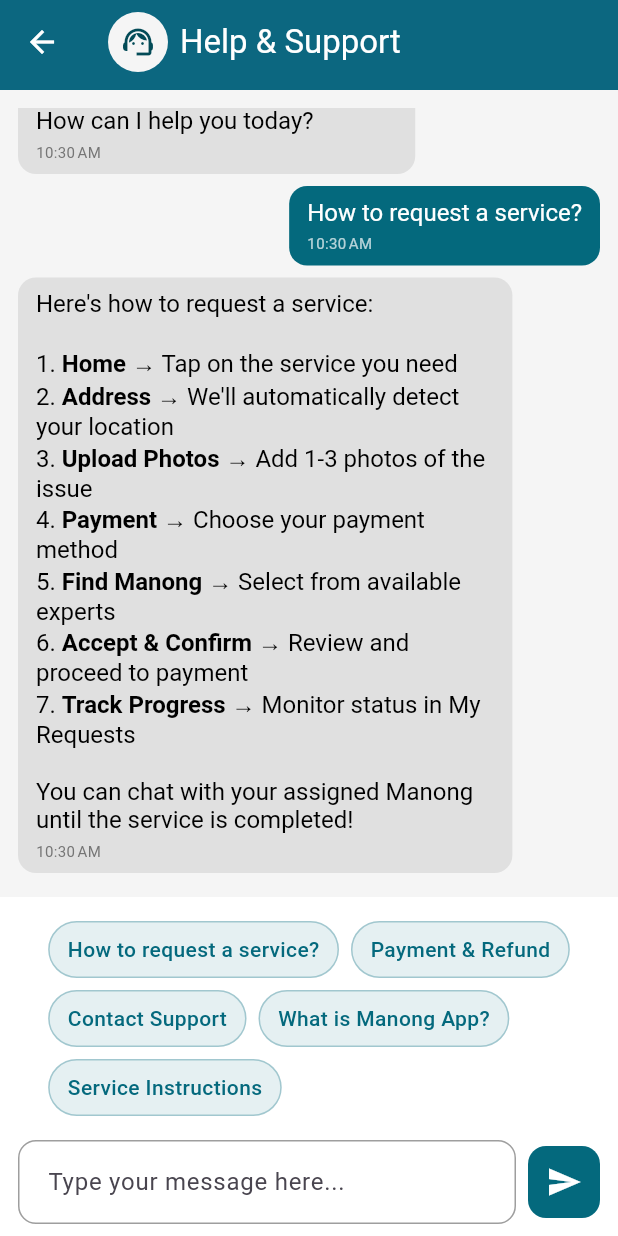
After one commit to manongapplication/manong_application, a Flutter app: the HelpAndSupportScreen screen opened by its route, after a tap on "How to request a service?", on a phone screen of 412 x 824 dp. The commit adds this screen. Run offline on Flutter 3.47's test engine with Material 3 defaults, Android fonts, the phone set to English and light mode, and no system bars; our stand-ins replace app_links, device_info_plus, dotted_border, firebase_auth, firebase_core, firebase_messaging and 16 more; missing offline and left inert: flutter_pin_code_fields, flutter_polyline_points, iconify_design; accounts and stored records are empty; network calls fail.

Commit message:
Support chat

```diff
--- a/lib/main.dart
+++ b/lib/main.dart
@@ -39,6 +39,7 @@ import 'package:manong_application/screens/main_screen.dart';
 import 'package:manong_application/screens/onboarding_screen.dart';
 import 'package:manong_application/screens/profile/complete_profile_screen.dart';
 import 'package:manong_application/screens/profile/edit_profile.dart';
+import 'package:manong_application/screens/profile/help_and_support_screen.dart';
 import 'package:manong_application/screens/profile/notification_settings_screen.dart';
 import 'package:manong_application/screens/service_requests/chat_manong_screen.dart';
 import 'package:manong_application/screens/service_requests/route_tracking_screen.dart';
@@ -507,6 +508,8 @@ class MyApp extends StatelessWidget {
             return MaterialPageRoute(builder: (_) => UserNotificationScreen());
           case '/complete-profile':
             return MaterialPageRoute(builder: (_) => CompleteProfileScreen());
+          case '/help-and-support':
+            return MaterialPageRoute(builder: (_) => HelpAndSupportScreen());
         }
         return null;
       },
--- /dev/null
+++ b/lib/models/chat_message.dart
@@ -0,0 +1,17 @@
+class ChatMessage {
+  final int id;
+  final String content;
+  final int senderId;
+  final int receiverId;
+  final DateTime createdAt;
+  final bool isSupport;
+
+  ChatMessage({
+    required this.id,
+    required this.content,
+    required this.senderId,
+    required this.receiverId,
+    required this.createdAt,
+    required this.isSupport,
+  });
+}
--- /dev/null
+++ b/lib/models/quick_response.dart
@@ -0,0 +1,6 @@
+class QuickResponse {
+  final String text;
+  final String response;
+
+  QuickResponse({required this.text, required this.response});
+}
--- a/lib/screens/profile/edit_profile.dart
+++ b/lib/screens/profile/edit_profile.dart
@@ -166,7 +166,7 @@ class _EditProfileState extends State<EditProfile> {
       children: [
         _buildTextFields(title: 'First Name', controller: firstNameController),
         _buildTextFields(title: 'Last Name', controller: lastNameController),
-        _buildTextFields(title: 'Email', controller: emailController),
+        // _buildTextFields(title: 'Email', controller: emailController),
       ],
     );
   }
--- /dev/null
+++ b/lib/screens/profile/help_and_support_screen.dart
@@ -0,0 +1,406 @@
+import 'package:flutter/gestures.dart';
+import 'package:flutter/material.dart';
+import 'package:intl/intl.dart';
+import 'package:logging/logging.dart';
+import 'package:manong_application/models/chat_message.dart';
+import 'package:manong_application/models/quick_response.dart';
+import 'package:manong_application/theme/colors.dart';
+import 'package:manong_application/utils/help_utils.dart';
+import 'package:manong_application/widgets/input_decorations.dart';
+import 'package:manong_application/widgets/my_app_bar.dart';
+import 'package:url_launcher/url_launcher.dart';
+
+class HelpAndSupportScreen extends StatefulWidget {
+  const HelpAndSupportScreen({super.key});
+
+  @override
+  State<HelpAndSupportScreen> createState() => _HelpAndSupportScreenState();
+}
+
+class _HelpAndSupportScreenState extends State<HelpAndSupportScreen> {
+  final Logger logger = Logger('HelpAndSupportScreen');
+  bool _isLoading = false;
+  bool _isButtonLoading = false;
+  final TextEditingController _messageController = TextEditingController();
+  late ScrollController _scrollController;
+
+  final List<ChatMessage> _messages = [
+    ChatMessage(
+      id: -1,
+      content: "Hello! I'm Manong Support Bot 🤖\n\nHow can I help you today?",
+      senderId: -1,
+      receiverId: -1,
+      createdAt: DateTime.now(),
+      isSupport: true,
+    ),
+  ];
+
+  @override
+  void initState() {
+    super.initState();
+    _scrollController = ScrollController();
+  }
+
+  void _scrollToBottom() {
+    WidgetsBinding.instance.addPostFrameCallback((_) {
+      if (_scrollController.hasClients) {
+        _scrollController.animateTo(
+          _scrollController.position.maxScrollExtent,
+          duration: const Duration(milliseconds: 300),
+          curve: Curves.easeOut,
+        );
+      }
+    });
+  }
+
+  void _sendQuickResponse(QuickResponse quickResponse) {
+    _addUserMessage(quickResponse.text);
+    _addSupportMessage(quickResponse.response);
+  }
+
+  void _addUserMessage(String text) {
+    setState(() {
+      _messages.add(
+        ChatMessage(
+          id: _messages.length,
+          content: text,
+          senderId: 1,
+          receiverId: -1,
+          createdAt: DateTime.now(),
+          isSupport: false,
+        ),
+      );
+    });
+    _scrollToBottom();
+  }
+
+  void _addSupportMessage(String text) {
+    Future.delayed(const Duration(milliseconds: 500), () {
+      if (mounted) {
+        setState(() {
+          _messages.add(
+            ChatMessage(
+              id: _messages.length,
+              content: text,
+              senderId: -1,
+              receiverId: 1,
+              createdAt: DateTime.now(),
+              isSupport: true,
+            ),
+          );
+        });
+        _scrollToBottom();
+      }
+    });
+  }
+
+  void _sendMessage() {
+    if (_messageController.text.isEmpty) return;
+
+    final message = _messageController.text;
+    _messageController.clear();
+    _addUserMessage(message);
+
+    // Generate intelligent response based on message content
+    final response = HelpUtils().generateResponse(message);
+    _addSupportMessage(response);
+  }
+
+  Widget _buildQuickResponseChips() {
+    return Container(
+      padding: const EdgeInsets.symmetric(horizontal: 12, vertical: 8),
+      child: Wrap(
+        spacing: 8,
+        runSpacing: 8,
+        children: HelpUtils().quickResponses.map((response) {
+          return GestureDetector(
+            onTap: () => _sendQuickResponse(response),
+            child: Container(
+              padding: const EdgeInsets.symmetric(horizontal: 12, vertical: 8),
+              decoration: BoxDecoration(
+                color: AppColorScheme.primaryColor.withOpacity(0.1),
+                borderRadius: BorderRadius.circular(20),
+                border: Border.all(
+                  color: AppColorScheme.primaryColor.withOpacity(0.3),
+                ),
+              ),
+              child: Text(
+                response.text,
+                style: TextStyle(
+                  color: AppColorScheme.primaryColor,
+                  fontSize: 14,
+                  fontWeight: FontWeight.w500,
+                ),
+              ),
+            ),
+          );
+        }).toList(),
+      ),
+    );
+  }
+
+  Widget _buildChatArea() {
+    return Padding(
+      padding: const EdgeInsets.all(12),
+      child: Column(
+        children: [
+          Expanded(
+            child: ListView.builder(
+              controller: _scrollController,
+              itemCount: _messages.length,
+              itemBuilder: (context, index) {
+                final message = _messages[index];
+                final isSupport = message.isSupport;
+
+                return Align(
+                  alignment: isSupport
+                      ? Alignment.centerLeft
+                      : Alignment.centerRight,
+                  child: Container(
+                    constraints: BoxConstraints(
+                      maxWidth: MediaQuery.of(context).size.width * 0.8,
+                    ),
+                    padding: const EdgeInsets.symmetric(
+                      horizontal: 12,
+                      vertical: 8,
+                    ),
+                    margin: const EdgeInsets.symmetric(vertical: 4),
+                    decoration: BoxDecoration(
+                      borderRadius: BorderRadius.circular(12),
+                      color: isSupport
+                          ? Colors.grey[300]
+                          : AppColorScheme.primaryColor,
+                    ),
+                    child: Column(
+                      crossAxisAlignment: CrossAxisAlignment.start,
+                      children: [
+                        // Use RichText to display formatted text
+                        RichText(
+                          text: TextSpan(
+                            style: TextStyle(
+                              color: isSupport ? Colors.black : Colors.white,
+                              fontSize: 16,
+                            ),
+                            children: _parseFormattedText(
+                              message.content,
+                              isSupport: isSupport,
+                              context: context,
+                            ),
+                          ),
+                        ),
+                        const SizedBox(height: 4),
+                        Text(
+                          DateFormat.jm().format(message.createdAt),
+                          style: TextStyle(
+                            fontSize: 10,
+                            color: isSupport
+                                ? Colors.grey[600]
+                                : Colors.white70,
+                          ),
+                        ),
+                      ],
+                    ),
+                  ),
+                );
+              },
+            ),
+          ),
+        ],
+      ),
+    );
+  }
+
+  // Helper method to parse formatted text (bold and links)
+  List<TextSpan> _parseFormattedText(
+    String text, {
+    required bool isSupport,
+    required BuildContext context,
+  }) {
+    final spans = <TextSpan>[];
+    int currentIndex = 0;
+
+    // Find all formatted patterns
+    final linkPattern = RegExp(r"\[link url='(.+?)'\](.+?)\[/link\]");
+    final boldPattern = RegExp(r'\*\*(.+?)\*\*');
+
+    // Process the text
+    while (currentIndex < text.length) {
+      // Find next link or bold pattern
+      final nextLink = linkPattern.firstMatch(text.substring(currentIndex));
+      final nextBold = boldPattern.firstMatch(text.substring(currentIndex));
+
+      int? nextMatchStart;
+      int? nextMatchEnd;
+      bool isLink = false;
+      String? url;
+      String? content;
+
+      // Determine which pattern comes first
+      if (nextLink != null && nextBold != null) {
+        if (nextLink.start < nextBold.start) {
+          nextMatchStart = nextLink.start + currentIndex;
+          nextMatchEnd = nextLink.end + currentIndex;
+          isLink = true;
+          url = nextLink.group(1);
+          content = nextLink.group(2);
+        } else {
+          nextMatchStart = nextBold.start + currentIndex;
+          nextMatchEnd = nextBold.end + currentIndex;
+          content = nextBold.group(1);
+        }
+      } else if (nextLink != null) {
+        nextMatchStart = nextLink.start + currentIndex;
+        nextMatchEnd = nextLink.end + currentIndex;
+        isLink = true;
+        url = nextLink.group(1);
+        content = nextLink.group(2);
+      } else if (nextBold != null) {
+        nextMatchStart = nextBold.start + currentIndex;
+        nextMatchEnd = nextBold.end + currentIndex;
+        content = nextBold.group(1);
+      }
+
+      // Add text before the match
+      if (nextMatchStart != null && nextMatchStart > currentIndex) {
+        final beforeText = text.substring(currentIndex, nextMatchStart);
+        spans.add(TextSpan(text: beforeText));
+      }
+
+      // Add the matched content
+      if (nextMatchStart != null && content != null) {
+        if (isLink && url != null) {
+          spans.add(
+            TextSpan(
+              text: content,
+              style: TextStyle(
+                color: isSupport
+                    ? AppColorScheme.primaryColor
+                    : Colors.blue[200],
+                decoration: TextDecoration.underline,
+                fontWeight: FontWeight.bold,
+              ),
+              recognizer: TapGestureRecognizer()
+                ..onTap = () {
+                  _handleLinkTap(url ?? '', context);
+                },
+            ),
+          );
+        } else {
+          spans.add(
+            TextSpan(
+              text: content,
+              style: const TextStyle(fontWeight: FontWeight.bold),
+            ),
+          );
+        }
+
+        currentIndex = nextMatchEnd!;
+      } else {
+        // No more patterns found, add remaining text
+        final remainingText = text.substring(currentIndex);
+        spans.add(TextSpan(text: remainingText));
+        break;
+      }
+    }
+
+    return spans;
+  }
+
+  // Handle link tapping using your utility function
+  Future<void> _handleLinkTap(String url, BuildContext context) async {
+    try {
+      // Use your utility function
+      await launchInBrowser(url);
+    } catch (e) {
+      logger.severe('Error launching URL: $e');
+      if (mounted) {
+        ScaffoldMessenger.of(context).showSnackBar(
+          SnackBar(
+            content: Text('Could not open link'),
+            backgroundColor: Colors.red,
+            duration: const Duration(seconds: 2),
+          ),
+        );
+      }
+    }
+  }
+
+  // Your utility function (copy this from your utils file)
+  Future<void> launchInBrowser(String url) async {
+    final uri = Uri.parse(url);
+
+    if (!await launchUrl(uri, mode: LaunchMode.externalApplication)) {
+      throw Exception('Could not launch $url');
+    }
+  }
+
+  Widget _buildInputArea() {
+    return Container(
+      color: Colors.white,
+      padding: const EdgeInsets.symmetric(horizontal: 12, vertical: 8),
+      child: Column(
+        children: [
+          _buildQuickResponseChips(),
+          const SizedBox(height: 8),
+          Row(
+            children: [
+              Expanded(
+                child: ConstrainedBox(
+                  constraints: const BoxConstraints(maxHeight: 150),
+                  child: TextFormField(
+                    controller: _messageController,
+                    minLines: 1,
+                    maxLines: null,
+                    keyboardType: TextInputType.multiline,
+                    decoration: inputDecoration('Type your message here...'),
+                  ),
+                ),
+              ),
+              const SizedBox(width: 8),
+              Material(
+                color: AppColorScheme.primaryColor,
+                borderRadius: BorderRadius.circular(12),
+                child: InkWell(
+                  borderRadius: BorderRadius.circular(12),
+                  onTap: _isButtonLoading ? null : _sendMessage,
+                  child: const Padding(
+                    padding: EdgeInsets.all(12),
+                    child: Icon(Icons.send, color: Colors.white),
+                  ),
+                ),
+              ),
+            ],
+          ),
+        ],
+      ),
+    );
+  }
+
+  @override
+  Widget build(BuildContext context) {
+    return Scaffold(
+      backgroundColor: AppColorScheme.backgroundGrey,
+      appBar: myAppBar(
+        title: 'Help & Support',
+        leading: CircleAvatar(
+          backgroundColor: AppColorScheme.backgroundGrey,
+          foregroundColor: AppColorScheme.primaryDark,
+          child: const Icon(Icons.support_agent),
+        ),
+      ),
+      body: Column(
+        children: [
+          Expanded(child: _buildChatArea()),
+          SafeArea(child: _buildInputArea()),
+        ],
+      ),
+    );
+  }
+
+  @override
+  void dispose() {
+    _scrollController.dispose();
+    _messageController.dispose();
+    super.dispose();
+  }
+}
--- a/lib/screens/profile/profile_screen.dart
+++ b/lib/screens/profile/profile_screen.dart
@@ -241,6 +241,7 @@ class _ProfileScreenState extends State<ProfileScreen> {
             subtitle: 'Get help and contact support',
             onTap: () {
               // Navigate to help
+              Navigator.pushNamed(context, '/help-and-support');
             },
           ),
           const SizedBox(height: 12),
--- /dev/null
+++ b/lib/utils/help_utils.dart
@@ -0,0 +1,226 @@
+import 'package:manong_application/models/quick_response.dart';
+
+class HelpUtils {
+  final List<QuickResponse> quickResponses = [
+    QuickResponse(
+      text: "How to request a service?",
+      response: """Here's how to request a service:
+
+1. **Home** → Tap on the service you need
+2. **Address** → We'll automatically detect your location
+3. **Upload Photos** → Add 1-3 photos of the issue
+4. **Payment** → Choose your payment method
+5. **Find Manong** → Select from available experts
+6. **Accept & Confirm** → Review and proceed to payment
+7. **Track Progress** → Monitor status in My Requests
+
+You can chat with your assigned Manong until the service is completed!""",
+    ),
+    QuickResponse(
+      text: "Payment & Refund",
+      response: """**Payment Methods:**
+• GCash/Maya: Automatic browser redirect
+• Cash: Marked as pending until paid
+
+**Refund Policy:**
+• Before acceptance: Full refund
+• After acceptance: Amount minus ₱300
+• During service: 50% refund
+• After completion: No refund
+
+Check refund status in Requests → Transactions icon""",
+    ),
+    QuickResponse(
+      text: "Contact Support",
+      response: """**Our Contact Details:**
+
+📧 Email: [link url='mailto:support@manongapp.com']support@manongapp.com[/link]
+📞 Phone: [link url='tel:09486373877'](0948) 637-3877[/link]
+📍 Address: Quezon City, NCR, 1111, Philippines
+
+**Website:** [link url='https://manongapp.com']https://manongapp.com[/link]
+
+We're here to help you!""",
+    ),
+    QuickResponse(
+      text: "What is Manong App?",
+      response: """**Manong App is your on-demand service solution!**
+
+Just like booking a ride or food delivery, you can book:
+• 🛠️ **Plumbers**
+• ⚡ **Electricians**
+• 🔧 **Handymen**
+• 🏠 **Various home services**
+
+Need a leaking pipe fixed? Broken outlet repaired? Clogged sink cleared? Open the app, choose your service, and a nearby Manong will come to your rescue!
+
+[link url='https://manongapp.com']Visit our website for more info[/link]""",
+    ),
+    QuickResponse(
+      text: "Service Instructions",
+      response: """**When your Manong arrives:**
+
+1. **Verify Identity** - Check their name, photo & details in the app
+2. **Confirm Service** - Review service type, rate & estimated cost
+3. **Prepare Area** - Keep workspace safe, clear & accessible
+4. **Rate After** - Share honest ratings & feedback
+
+This ensures a smooth and secure service experience!
+
+Need help during service? Call: [link url='tel:09486373877'](0948) 637-3877[/link]""",
+    ),
+  ];
+
+  String generateResponse(String userMessage) {
+    final message = userMessage.toLowerCase();
+
+    // Service request related
+    if (message.contains('how to') && message.contains('request')) {
+      return """Here's how to request a service:
+
+1. **Home** → Tap on the service you need
+2. **Address** → We'll automatically detect your location
+3. **Upload Photos** → Add 1-3 photos of the issue
+4. **Payment** → Choose your payment method
+5. **Find Manong** → Select from available experts
+6. **Accept & Confirm** → Review and proceed to payment
+7. **Track Progress** → Monitor status in My Requests
+
+You can chat with your assigned Manong until the service is completed!""";
+    }
+
+    // Payment related
+    if (message.contains('payment') ||
+        message.contains('pay') ||
+        message.contains('refund')) {
+      return """**Payment Methods:**
+• GCash/Maya: Automatic browser redirect
+• Cash: Marked as pending until paid
+
+**Refund Policy:**
+• Before acceptance: Full refund
+• After acceptance: Amount minus ₱300
+• During service: 50% refund
+• After completion: No refund
+
+Check refund status in Requests → Transactions icon""";
+    }
+
+    // Contact related
+    if (message.contains('contact') ||
+        message.contains('email') ||
+        message.contains('phone') ||
+        message.contains('call') ||
+        message.contains('support')) {
+      return """**Our Contact Details:**
+
+📧 Email: [link url='mailto:support@manongapp.com']support@manongapp.com[/link]
+📞 Phone: [link url='tel:09486373877'](0948) 637-3877[/link]
+📍 Address: Quezon City, NCR, 1111, Philippines
+
+**Website:** [link url='https://manongapp.com']https://manongapp.com[/link]
+
+We're here to help you!""";
+    }
+
+    // What is Manong App
+    if (message.contains('what is') ||
+        message.contains('manong app') ||
+        message.contains('this app') ||
+        message.contains('how does this work')) {
+      return """**Manong App is your on-demand service solution!**
+
+Just like booking a ride or food delivery, you can book:
+• 🛠️ **Plumbers**
+• ⚡ **Electricians**
+• 🔧 **Handymen**
+• 🏠 **Various home services**
+
+Need a leaking pipe fixed? Broken outlet repaired? Clogged sink cleared? Open the app, choose your service, and a nearby Manong will come to your rescue!
+
+[link url='https://manongapp.com']Visit our website for more info[/link]""";
+    }
+
+    // Service instructions
+    if (message.contains('instruction') ||
+        message.contains('arrive') ||
+        message.contains('meet') ||
+        message.contains('verify') ||
+        message.contains('prepare')) {
+      return """**When your Manong arrives:**
+
+1. **Verify Identity** - Check their name, photo & details in the app
+2. **Confirm Service** - Review service type, rate & estimated cost
+3. **Prepare Area** - Keep workspace safe, clear & accessible
+4. **Rate After** - Share honest ratings & feedback
+
+This ensures a smooth and secure service experience!
+
+Need help during service? Call: [link url='tel:09486373877'](0948) 637-3877[/link]""";
+    }
+
+    // Location/address related
+    if (message.contains('location') ||
+        message.contains('address') ||
+        message.contains('where') ||
+        message.contains('area')) {
+      return """We automatically detect your location when you request a service.
+
+If you need to change the service location:
+1. Go to **My Requests**
+2. Select your ongoing service
+3. Tap **Edit Location**
+4. Set your new address
+
+Your Manong will be notified of the location change!
+
+Need help? Call: [link url='tel:09486373877'](0948) 637-3877[/link]""";
+    }
+
+    // Service types
+    if (message.contains('plumber') ||
+        message.contains('electrician') ||
+        message.contains('handyman') ||
+        message.contains('service type')) {
+      return """We offer various home services:
+
+• **Plumbing** - Leaks, clogs, installations, repairs
+• **Electrical** - Wiring, outlets, lighting, repairs
+• **Handyman** - General repairs, assembly, maintenance
+• **Cleaning** - Home, office, post-construction
+• **And more!**
+
+Tap on any service in the Home screen to see detailed options and pricing.
+
+[link url='https://manongapp.com']See all services on our website[/link]""";
+    }
+
+    // Pricing/cost
+    if (message.contains('price') ||
+        message.contains('cost') ||
+        message.contains('how much') ||
+        message.contains('rate')) {
+      return """Service pricing depends on:
+
+• **Service Type** - Different services have different base rates
+• **Complexity** - More complex jobs may cost more
+• **Materials** - Any required materials are additional
+• **Duration** - Longer services may have hourly rates
+
+You'll see the estimated cost before confirming your service request. Final pricing may be adjusted based on the actual work required.
+
+For pricing questions: [link url='mailto:support@manongapp.com']Email us[/link] or [link url='tel:09486373877']Call us[/link]""";
+    }
+
+    // Default response for unknown questions
+    return """Thank you for your message! I understand you're asking about: "$userMessage"
+
+I'm here to help! For more specific assistance, you can:
+• Use the quick responses above for common questions
+• Contact our support team: [link url='mailto:support@manongapp.com']support@manongapp.com[/link]
+• Call us: [link url='tel:09486373877'](0948) 637-3877[/link]
+• Visit: [link url='https://manongapp.com']https://manongapp.com[/link]
+
+Is there anything else I can help you with today?""";
+  }
+}
```
Also changed, not shown: pubspec.lock, 4 other files.
